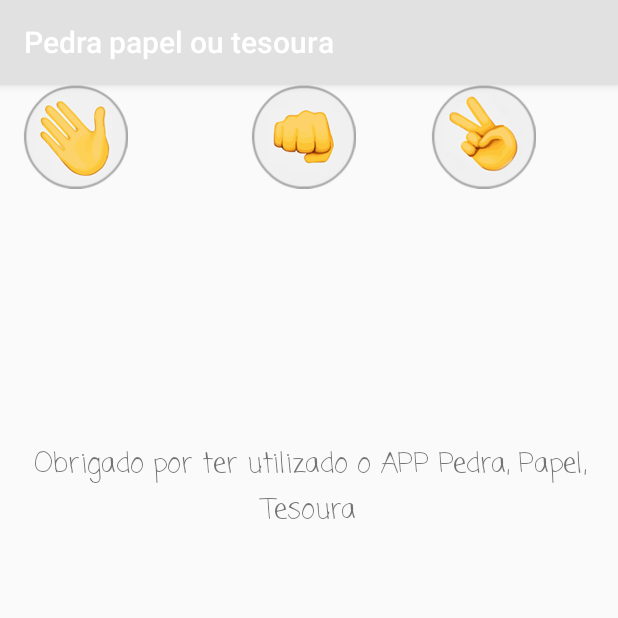
After one commit to pedrodls/pedrapapeltesoura, an Android app: the LoagOutActivity screen opened directly, with no data from a screen before it, on a phone screen of 412 x 824 dp, the top half of it. The commit adds this screen. Run offline under Robolectric (Android 15) with nearby library versions, the phone set to English and light mode, and no system bars.

Commit message:
App finished

```diff
--- a/app/src/main/AndroidManifest.xml
+++ b/app/src/main/AndroidManifest.xml
@@ -9,8 +9,13 @@
         android:roundIcon="@mipmap/ic_launcher_round"
         android:supportsRtl="true"
         android:theme="@style/AppTheme">
-        <activity android:name=".PlayerActivity" android:screenOrientation="portrait"></activity>
-        <activity android:name=".MainActivity" android:screenOrientation="portrait">
+        <activity android:name=".LoagOutActivity"></activity>
+        <activity
+            android:name=".PlayerActivity"
+            android:screenOrientation="portrait" />
+        <activity
+            android:name=".MainActivity"
+            android:screenOrientation="portrait">
             <intent-filter>
                 <action android:name="android.intent.action.MAIN" />
 
--- /dev/null
+++ b/app/src/main/java/com/example/pedrapapeltesoura/LoagOutActivity.java
@@ -0,0 +1,15 @@
+package com.example.pedrapapeltesoura;
+
+import androidx.appcompat.app.AppCompatActivity;
+
+import android.os.Bundle;
+
+public class LoagOutActivity extends AppCompatActivity {
+
+    @Override
+    protected void onCreate(Bundle savedInstanceState) {
+        super.onCreate(savedInstanceState);
+        setContentView(R.layout.activity_loag_out);
+    }
+
+}
--- a/app/src/main/java/com/example/pedrapapeltesoura/PlayerActivity.java
+++ b/app/src/main/java/com/example/pedrapapeltesoura/PlayerActivity.java
@@ -6,6 +6,7 @@ import androidx.appcompat.app.AlertDialog;
 import androidx.appcompat.app.AppCompatActivity;
 
 import android.annotation.SuppressLint;
+import android.content.Intent;
 import android.os.Bundle;
 import android.view.View;
 import android.widget.Button;
@@ -110,4 +111,10 @@ public class PlayerActivity extends AppCompatActivity {
         setBtnVisible();
     }
 
+    public void openStartScreen(View view)
+    {
+        Intent intent = new Intent(this, MainActivity.class);
+
+        startActivity(intent);
+    }
 }
--- /dev/null
+++ b/app/src/main/res/layout/activity_loag_out.xml
@@ -0,0 +1,54 @@
+<?xml version="1.0" encoding="utf-8"?>
+<androidx.constraintlayout.widget.ConstraintLayout xmlns:android="http://schemas.android.com/apk/res/android"
+    xmlns:app="http://schemas.android.com/apk/res-auto"
+    xmlns:tools="http://schemas.android.com/tools"
+    android:layout_width="match_parent"
+    android:layout_height="match_parent"
+    tools:context=".LoagOutActivity">
+
+    <ImageView
+        android:id="@+id/imgPapel2"
+        android:layout_width="100dp"
+        android:layout_height="70dp"
+        android:onClick="play"
+        android:tag="papel"
+        app:srcCompat="@drawable/papel"
+        tools:layout_editor_absoluteX="25dp"
+        tools:layout_editor_absoluteY="390dp" />
+
+    <TextView
+        android:id="@+id/textView2"
+        android:layout_width="wrap_content"
+        android:layout_height="0dp"
+        android:layout_marginTop="240dp"
+        android:fontFamily="casual"
+        android:lineSpacingExtra="3sp"
+        android:text="Obrigado por ter utilizado o APP Pedra, Papel, Tesoura"
+        android:textAlignment="center"
+        android:textSize="18sp"
+        app:layout_constraintBottom_toTopOf="@+id/imageView2"
+        app:layout_constraintTop_toTopOf="parent"
+        app:layout_constraintVertical_bias="0.723" />
+
+    <ImageView
+        android:id="@+id/imgPedra2"
+        android:layout_width="100dp"
+        android:layout_height="70dp"
+        android:layout_marginStart="152dp"
+        android:onClick="play"
+        app:layout_constraintEnd_toStartOf="@+id/imgPapel"
+        app:layout_constraintStart_toStartOf="parent"
+        app:srcCompat="@drawable/pedra"
+        tools:layout_editor_absoluteY="390dp" />
+
+    <ImageView
+        android:id="@+id/imgTesoura2"
+        android:layout_width="100dp"
+        android:layout_height="70dp"
+        android:layout_marginEnd="40dp"
+        android:onClick="play"
+        app:layout_constraintEnd_toEndOf="parent"
+        app:layout_constraintStart_toEndOf="@+id/imgPapel"
+        app:srcCompat="@drawable/tesoura"
+        tools:layout_editor_absoluteY="390dp" />
+</androidx.constraintlayout.widget.ConstraintLayout>
--- a/app/src/main/res/layout/activity_player.xml
+++ b/app/src/main/res/layout/activity_player.xml
@@ -51,6 +51,7 @@
         android:background="@android:drawable/ic_menu_close_clear_cancel"
         android:fontFamily="@font/archivo_black"
         android:layerType="software"
+        android:onClick="openStartScreen"
         android:textSize="18sp"
         android:typeface="monospace"
         app:layout_constraintBottom_toBottomOf="parent"
```
